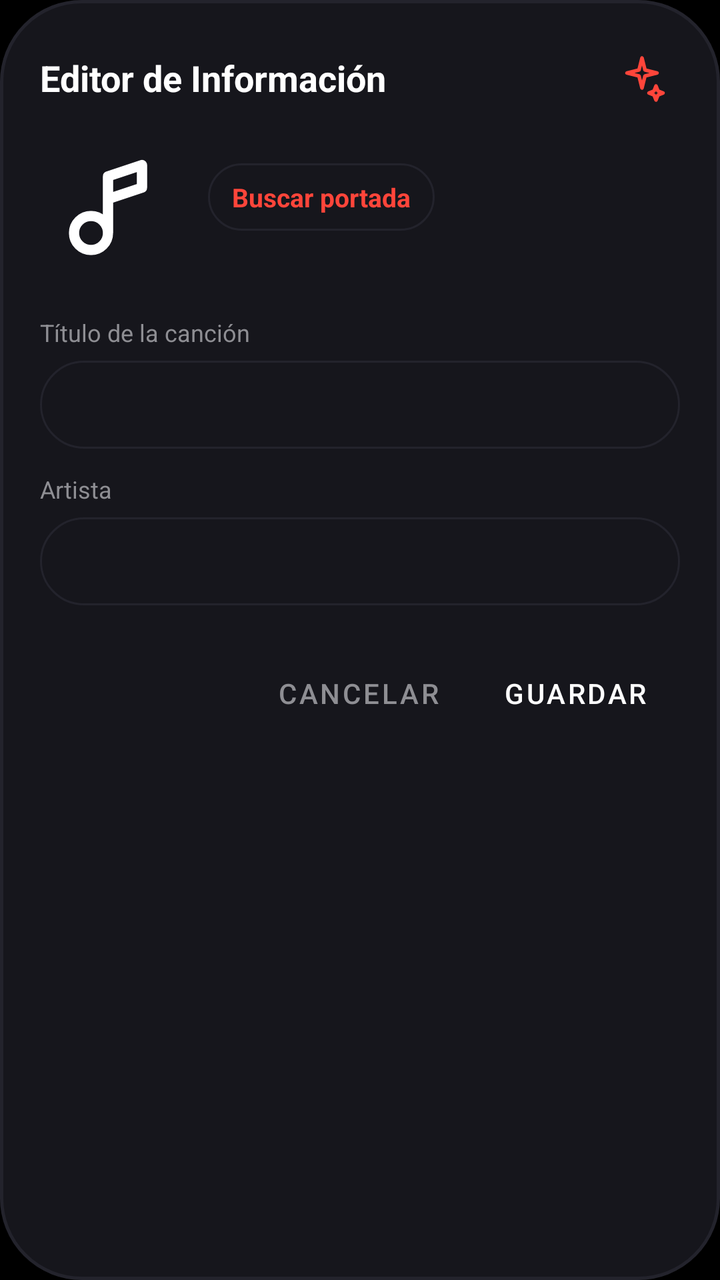
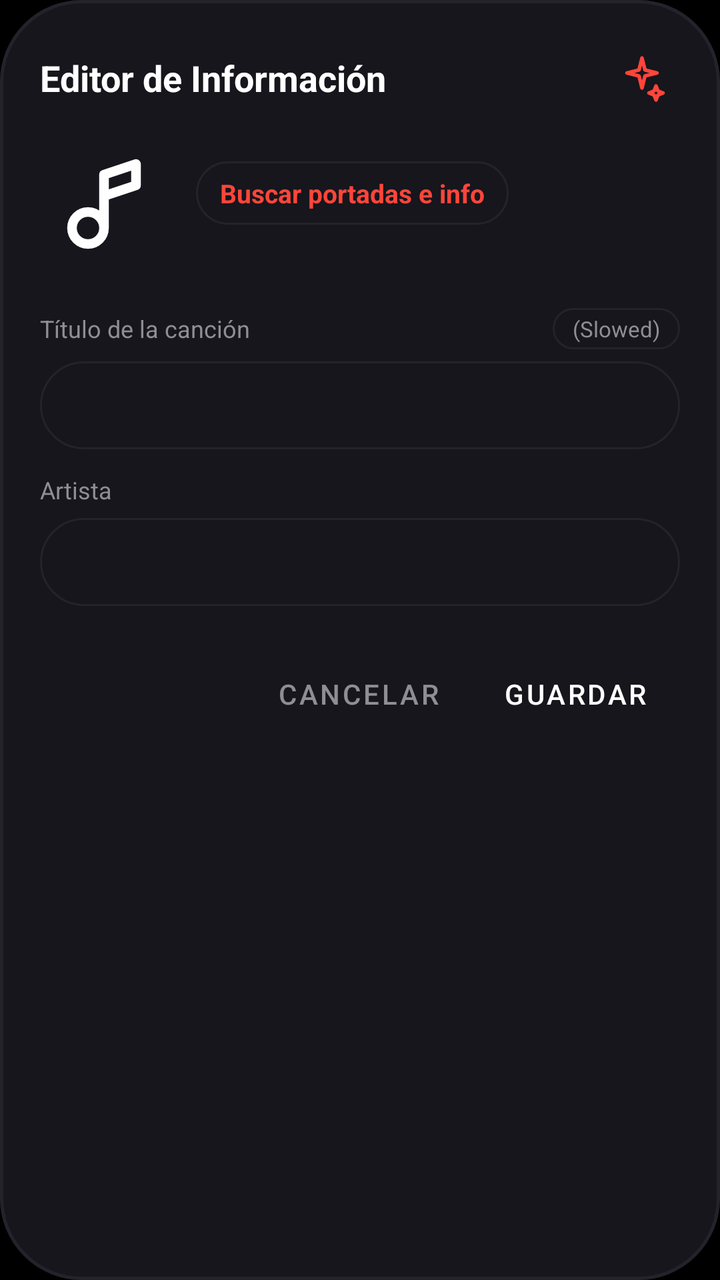

Two renders of the same Android screen: before a commit and after it. Below are the layout's source before the change and the commit's diff.
<!-- AndroidManifest.xml: application theme Theme.RafaPlay -->
<!-- res/layout/dialog_tag_editor.xml -->
<?xml version="1.0" encoding="utf-8"?>
<LinearLayout xmlns:android="http://schemas.android.com/apk/res/android"
    xmlns:app="http://schemas.android.com/apk/res-auto"
    android:layout_width="match_parent"
    android:layout_height="wrap_content"
    android:background="@drawable/shape_capsule_card"
    android:orientation="vertical"
    android:padding="20dp">

    
    <RelativeLayout
        android:layout_width="match_parent"
        android:layout_height="wrap_content">

        <TextView
            android:layout_width="wrap_content"
            android:layout_height="wrap_content"
            android:layout_centerVertical="true"
            android:text="Editor de Información"
            android:textColor="@color/text_primary"
            android:textSize="18sp"
            android:textStyle="bold" />

        <ImageButton
            android:id="@+id/btnSmartClean"
            android:layout_width="38dp"
            android:layout_height="38dp"
            android:layout_alignParentEnd="true"
            android:layout_centerVertical="true"
            android:background="?attr/selectableItemBackgroundBorderless"
            android:padding="8dp"
            android:src="@drawable/ic_sparkle_minimal"
            app:tint="@color/accent_mars" />
    </RelativeLayout>

    
    <LinearLayout
        android:layout_width="match_parent"
        android:layout_height="wrap_content"
        android:layout_marginTop="16dp"
        android:gravity="center_vertical"
        android:orientation="horizontal">

        <FrameLayout
            android:layout_width="68dp"
            android:layout_height="68dp">

            <com.google.android.material.imageview.ShapeableImageView
                android:id="@+id/ivDialogArt"
                android:layout_width="match_parent"
                android:layout_height="match_parent"
                android:background="@color/surface_card"
                android:scaleType="centerCrop"
                android:src="@drawable/ic_music_minimal"
                app:shapeAppearanceOverlay="@style/ShapeAppearance.Rounded12" />

            <ProgressBar
                android:id="@+id/pbCoverLoading"
                android:layout_width="26dp"
                android:layout_height="26dp"
                android:layout_gravity="center"
                android:indeterminateTint="@color/accent_mars"
                android:visibility="gone" />
        </FrameLayout>

        <LinearLayout
            android:layout_width="0dp"
            android:layout_height="wrap_content"
            android:layout_marginStart="16dp"
            android:layout_weight="1"
            android:orientation="vertical">

            <TextView
                android:id="@+id/btnFindCover"
                android:layout_width="wrap_content"
                android:layout_height="wrap_content"
                android:background="@drawable/shape_search_bg"
                android:clickable="true"
                android:focusable="true"
                android:paddingStart="12dp"
                android:paddingTop="8dp"
                android:paddingEnd="12dp"
                android:paddingBottom="8dp"
                android:text="Buscar portada"
                android:textColor="@color/accent_mars"
                android:textSize="13sp"
                android:textStyle="bold" />

            <TextView
                android:id="@+id/tvCoverStatus"
                android:layout_width="wrap_content"
                android:layout_height="wrap_content"
                android:layout_marginTop="4dp"
                android:textColor="@color/text_muted"
                android:textSize="11sp" />
        </LinearLayout>
    </LinearLayout>

    <TextView
        android:layout_width="wrap_content"
        android:layout_height="wrap_content"
        android:layout_marginTop="16dp"
        android:text="Título de la canción"
        android:textColor="@color/text_secondary"
        android:textSize="12sp" />

    <EditText
        android:id="@+id/etTitle"
        android:layout_width="match_parent"
        android:layout_height="44dp"
        android:layout_marginTop="6dp"
        android:background="@drawable/shape_search_bg"
        android:inputType="textCapSentences"
        android:paddingStart="14dp"
        android:paddingEnd="14dp"
        android:textColor="@color/text_primary"
        android:textSize="14sp" />

    <TextView
        android:layout_width="wrap_content"
        android:layout_height="wrap_content"
        android:layout_marginTop="12dp"
        android:text="Artista"
        android:textColor="@color/text_secondary"
        android:textSize="12sp" />

    <EditText
        android:id="@+id/etArtist"
        android:layout_width="match_parent"
        android:layout_height="44dp"
        android:layout_marginTop="6dp"
        android:background="@drawable/shape_search_bg"
        android:inputType="textCapWords"
        android:paddingStart="14dp"
        android:paddingEnd="14dp"
        android:textColor="@color/text_primary"
        android:textSize="14sp" />

    
    <LinearLayout
        android:layout_width="match_parent"
        android:layout_height="wrap_content"
        android:layout_marginTop="20dp"
        android:gravity="end"
        android:orientation="horizontal">

        <Button
            android:id="@+id/btnCancelTag"
            style="@style/Widget.MaterialComponents.Button.TextButton"
            android:layout_width="wrap_content"
            android:layout_height="wrap_content"
            android:text="@string/cancel"
            android:textColor="@color/text_secondary" />

        <Button
            android:id="@+id/btnSaveTag"
            style="@style/Widget.MaterialComponents.Button"
            android:layout_width="wrap_content"
            android:layout_height="wrap_content"
            android:layout_marginStart="8dp"
            android:backgroundTint="@color/accent_mars"
            android:text="Guardar"
            android:textColor="@color/text_primary" />
    </LinearLayout>

</LinearLayout>
<!-- resources referenced by this layout -->
<resources>
  <color name="accent_mars">#FF453A</color>
  <color name="surface_card">#16161C</color>
  <color name="text_muted">#48484A</color>
  <color name="text_primary">#FFFFFF</color>
  <color name="text_secondary">#8E8E93</color>
  <!-- drawable ic_music_minimal (drawable) -->
  <vector xmlns:android="http://schemas.android.com/apk/res/android"
      android:width="24dp"
      android:height="24dp"
      android:viewportWidth="24"
      android:viewportHeight="24">
      <path
          android:strokeColor="#FFFFFF"
          android:strokeWidth="1.8"
          android:strokeLineCap="round"
          android:strokeLineJoin="round"
          android:fillColor="#00000000"
          android:pathData="M 9,18 A 3,3 0 1,1 9,12 A 3,3 0 0,1 9,18 Z M 12,15 L 12,5 L 18,3 L 18,7 L 12,9" />
  </vector>
  <!-- drawable ic_sparkle_minimal (drawable) -->
  <vector xmlns:android="http://schemas.android.com/apk/res/android"
      android:width="24dp"
      android:height="24dp"
      android:viewportWidth="24"
      android:viewportHeight="24">
      <path
          android:strokeColor="#FFFFFF"
          android:strokeWidth="1.8"
          android:strokeLineCap="round"
          android:strokeLineJoin="round"
          android:fillColor="#00000000"
          android:pathData="M 12,2 L 13.5,8 L 19.5,9.5 L 13.5,11 L 12,17 L 10.5,11 L 4.5,9.5 L 10.5,8 Z M 19,16 L 20,18.5 L 22.5,19.5 L 20,20.5 L 19,23 L 18,20.5 L 15.5,19.5 L 18,18.5 Z" />
  </vector>
  <!-- drawable shape_capsule_card (drawable) -->
  <?xml version="1.0" encoding="utf-8"?>
  <shape xmlns:android="http://schemas.android.com/apk/res/android"
      android:shape="rectangle">
      <solid android:color="@color/surface_card" />
      <stroke
          android:width="1.5dp"
          android:color="@color/surface_card_border" />
      <corners android:radius="40dp" />
  </shape>
  <!-- drawable shape_search_bg (drawable) -->
  <?xml version="1.0" encoding="utf-8"?>
  <shape xmlns:android="http://schemas.android.com/apk/res/android"
      android:shape="rectangle">
      <solid android:color="@color/surface_card" />
      <stroke
          android:width="1dp"
          android:color="@color/surface_card_border" />
      <corners android:radius="24dp" />
  </shape>
  <string name="cancel">Cancelar</string>
  <style name="ShapeAppearance.Rounded12" parent="">
          <item name="cornerSize">12dp</item>
      </style>
  <style name="Theme.RafaPlay" parent="Theme.MaterialComponents.DayNight.NoActionBar">
          <item name="colorPrimary">@color/accent_mars</item>
          <item name="colorPrimaryVariant">@color/surface_dark</item>
          <item name="colorOnPrimary">@color/text_primary</item>
          <item name="colorSecondary">@color/accent_mars</item>
          <item name="android:statusBarColor">@color/bg_dark</item>
          <item name="android:navigationBarColor">@color/bg_dark</item>
          <item name="android:windowBackground">@color/bg_dark</item>
          <item name="android:windowLightStatusBar">false</item>
          <item name="android:windowLightNavigationBar">false</item>
      </style>
  <color name="surface_card_border">#23232C</color>
  <color name="surface_dark">#0B0B0E</color>
  <color name="bg_dark">#000000</color>
</resources>

<!-- the commit's change to res/layout/dialog_tag_editor.xml (unified diff, before → after) -->
@@ -38,71 +38,154 @@
         android:layout_width="match_parent"
         android:layout_height="wrap_content"
         android:layout_marginTop="16dp"
+        android:orientation="vertical">
+
+        <LinearLayout
+            android:layout_width="match_parent"
+            android:layout_height="wrap_content"
+            android:gravity="center_vertical"
+            android:orientation="horizontal">
+
+            <FrameLayout
+                android:layout_width="64dp"
+                android:layout_height="64dp">
+
+                <com.google.android.material.imageview.ShapeableImageView
+                    android:id="@+id/ivDialogArt"
+                    android:layout_width="match_parent"
+                    android:layout_height="match_parent"
+                    android:background="@color/surface_card"
+                    android:scaleType="centerCrop"
+                    android:src="@drawable/ic_music_minimal"
+                    app:shapeAppearanceOverlay="@style/ShapeAppearance.Rounded12" />
+
+                <ProgressBar
+                    android:id="@+id/pbCoverLoading"
+                    android:layout_width="24dp"
+                    android:layout_height="24dp"
+                    android:layout_gravity="center"
+                    android:indeterminateTint="@color/accent_mars"
+                    android:visibility="gone" />
+            </FrameLayout>
+
+            <LinearLayout
+                android:layout_width="0dp"
+                android:layout_height="wrap_content"
+                android:layout_marginStart="14dp"
+                android:layout_weight="1"
+                android:orientation="vertical">
+
+                <TextView
+                    android:id="@+id/btnFindCover"
+                    android:layout_width="wrap_content"
+                    android:layout_height="wrap_content"
+                    android:background="@drawable/shape_search_bg"
+                    android:clickable="true"
+                    android:focusable="true"
+                    android:paddingStart="12dp"
+                    android:paddingTop="7dp"
+                    android:paddingEnd="12dp"
+                    android:paddingBottom="7dp"
+                    android:text="Buscar portadas e info"
+                    android:textColor="@color/accent_mars"
+                    android:textSize="13sp"
+                    android:textStyle="bold" />
+
+                <TextView
+                    android:id="@+id/tvCoverStatus"
+                    android:layout_width="wrap_content"
+                    android:layout_height="wrap_content"
+                    android:layout_marginTop="4dp"
+                    android:textColor="@color/text_muted"
+                    android:textSize="11sp" />
+            </LinearLayout>
+        </LinearLayout>
+
+        
+        <LinearLayout
+            android:id="@+id/layoutCoverChoices"
+            android:layout_width="match_parent"
+            android:layout_height="wrap_content"
+            android:layout_marginTop="10dp"
+            android:gravity="center_vertical"
+            android:orientation="horizontal"
+            android:visibility="gone">
+
+            <TextView
+                android:layout_width="wrap_content"
+                android:layout_height="wrap_content"
+                android:text="Elige:"
+                android:textColor="@color/text_secondary"
+                android:textSize="12sp" />
+
+            <com.google.android.material.imageview.ShapeableImageView
+                android:id="@+id/ivChoice1"
+                android:layout_width="48dp"
+                android:layout_height="48dp"
+                android:layout_marginStart="10dp"
+                android:background="@drawable/shape_search_bg"
+                android:scaleType="centerCrop"
+                android:clickable="true"
+                android:focusable="true"
+                app:shapeAppearanceOverlay="@style/ShapeAppearance.Rounded12" />
+
+            <com.google.android.material.imageview.ShapeableImageView
+                android:id="@+id/ivChoice2"
+                android:layout_width="48dp"
+                android:layout_height="48dp"
+                android:layout_marginStart="8dp"
+                android:background="@drawable/shape_search_bg"
+                android:scaleType="centerCrop"
+                android:clickable="true"
+                android:focusable="true"
+                app:shapeAppearanceOverlay="@style/ShapeAppearance.Rounded12" />
+
+            <com.google.android.material.imageview.ShapeableImageView
+                android:id="@+id/ivChoice3"
+                android:layout_width="48dp"
+                android:layout_height="48dp"
+                android:layout_marginStart="8dp"
+                android:background="@drawable/shape_search_bg"
+                android:scaleType="centerCrop"
+                android:clickable="true"
+                android:focusable="true"
+                app:shapeAppearanceOverlay="@style/ShapeAppearance.Rounded12" />
+        </LinearLayout>
+
+    </LinearLayout>
+
+    
+    <LinearLayout
+        android:layout_width="match_parent"
+        android:layout_height="wrap_content"
+        android:layout_marginTop="16dp"
         android:gravity="center_vertical"
         android:orientation="horizontal">
 
-        <FrameLayout
-            android:layout_width="68dp"
-            android:layout_height="68dp">
-
-            <com.google.android.material.imageview.ShapeableImageView
-                android:id="@+id/ivDialogArt"
-                android:layout_width="match_parent"
-                android:layout_height="match_parent"
-                android:background="@color/surface_card"
-                android:scaleType="centerCrop"
-                android:src="@drawable/ic_music_minimal"
-                app:shapeAppearanceOverlay="@style/ShapeAppearance.Rounded12" />
-
-            <ProgressBar
-                android:id="@+id/pbCoverLoading"
-                android:layout_width="26dp"
-                android:layout_height="26dp"
-                android:layout_gravity="center"
-                android:indeterminateTint="@color/accent_mars"
-                android:visibility="gone" />
-        </FrameLayout>
-
-        <LinearLayout
+        <TextView
             android:layout_width="0dp"
             android:layout_height="wrap_content"
-            android:layout_marginStart="16dp"
             android:layout_weight="1"
-            android:orientation="vertical">
-
-            <TextView
-                android:id="@+id/btnFindCover"
-                android:layout_width="wrap_content"
-                android:layout_height="wrap_content"
-                android:background="@drawable/shape_search_bg"
-                android:clickable="true"
-                android:focusable="true"
-                android:paddingStart="12dp"
-                android:paddingTop="8dp"
-                android:paddingEnd="12dp"
-                android:paddingBottom="8dp"
-                android:text="Buscar portada"
-                android:textColor="@color/accent_mars"
-                android:textSize="13sp"
-                android:textStyle="bold" />
-
-            <TextView
-                android:id="@+id/tvCoverStatus"
-                android:layout_width="wrap_content"
-                android:layout_height="wrap_content"
-                android:layout_marginTop="4dp"
-                android:textColor="@color/text_muted"
-                android:textSize="11sp" />
-        </LinearLayout>
+            android:text="Título de la canción"
+            android:textColor="@color/text_secondary"
+            android:textSize="12sp" />
+
+        
+        <TextView
+            android:id="@+id/btnToggleSlowed"
+            android:layout_width="wrap_content"
+            android:layout_height="wrap_content"
+            android:background="@drawable/shape_search_bg"
+            android:clickable="true"
+            android:focusable="true"
+            android:paddingStart="10dp"
+            android:paddingTop="3dp"
+            android:paddingEnd="10dp"
+            android:paddingBottom="3dp"
+            android:text="(Slowed)"
+            android:textColor="@color/text_secondary"
+            android:textSize="11sp" />
     </LinearLayout>
-
-    <TextView
-        android:layout_width="wrap_content"
-        android:layout_height="wrap_content"
-        android:layout_marginTop="16dp"
-        android:text="Título de la canción"
-        android:textColor="@color/text_secondary"
-        android:textSize="12sp" />
 
     <EditText
         android:id="@+id/etTitle"
